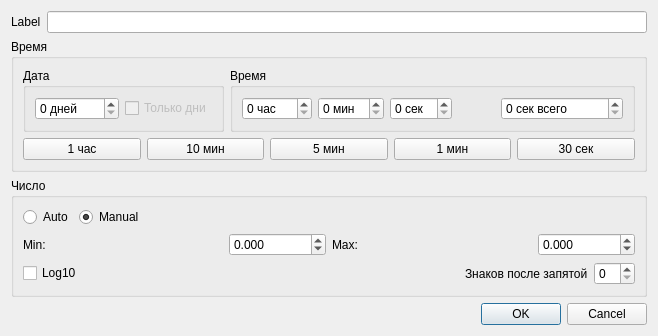
Qt form lib/kb4/ui/plots/realtime/axistimeconfig.ui (koshi8bit/lib) before a commit.
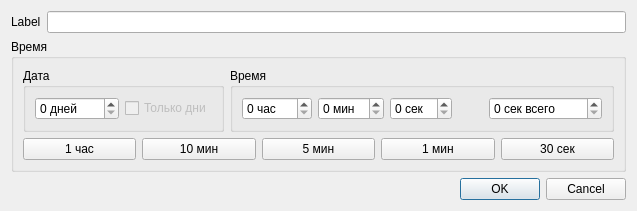
The same form after that commit. Custom widgets are drawn as their Qt base class.

Commit message: axistimeconfig time only

```diff
--- a/lib/kb4/ui/plots/realtime/axistimeconfig.ui
+++ b/lib/kb4/ui/plots/realtime/axistimeconfig.ui
@@ -6,8 +6,8 @@
    <rect>
     <x>0</x>
     <y>0</y>
-    <width>658</width>
-    <height>313</height>
+    <width>637</width>
+    <height>196</height>
    </rect>
   </property>
   <property name="sizePolicy">
@@ -206,151 +206,6 @@
        </layout>
       </widget>
      </item>
-     <item>
-      <widget class="QGroupBox" name="groupBoxNumeric">
-       <property name="title">
-        <string>Число</string>
-       </property>
-       <layout class="QVBoxLayout" name="verticalLayout_3">
-        <item>
-         <layout class="QHBoxLayout" name="horizontalLayout_2">
-          <item>
-           <widget class="QRadioButton" name="radioButtonAuto">
-            <property name="text">
-             <string>Auto</string>
-            </property>
-           </widget>
-          </item>
-          <item>
-           <widget class="QRadioButton" name="radioButtonManual">
-            <property name="text">
-             <string>Manual</string>
-            </property>
-            <property name="checked">
-             <bool>true</bool>
-            </property>
-           </widget>
-          </item>
-          <item>
-           <spacer name="horizontalSpacer_3">
-            <property name="orientation">
-             <enum>Qt::Horizontal</enum>
-            </property>
-            <property name="sizeHint" stdset="0">
-             <size>
-              <width>40</width>
-              <height>20</height>
-             </size>
-            </property>
-           </spacer>
-          </item>
-         </layout>
-        </item>
-        <item>
-         <layout class="QHBoxLayout" name="horizontalLayout_4">
-          <item>
-           <widget class="QLabel" name="labelMin">
-            <property name="text">
-             <string>Min:</string>
-            </property>
-            <property name="alignment">
-             <set>Qt::AlignLeading|Qt::AlignLeft|Qt::AlignVCenter</set>
-            </property>
-           </widget>
-          </item>
-          <item>
-           <widget class="ScientificNotationEdit" name="scientificNotationEditMin" native="true"/>
-          </item>
-          <item>
-           <widget class="QDoubleSpinBox" name="doubleSpinBoxMin">
-            <property name="minimumSize">
-             <size>
-              <width>65</width>
-              <height>0</height>
-             </size>
-            </property>
-            <property name="decimals">
-             <number>3</number>
-            </property>
-            <property name="minimum">
-             <double>-9999999999.000000000000000</double>
-            </property>
-            <property name="maximum">
-             <double>9999999999.000000000000000</double>
-            </property>
-           </widget>
-          </item>
-          <item>
-           <widget class="QLabel" name="labelMax">
-            <property name="text">
-             <string>Max:</string>
-            </property>
-            <property name="alignment">
-             <set>Qt::AlignLeading|Qt::AlignLeft|Qt::AlignVCenter</set>
-            </property>
-           </widget>
-          </item>
-          <item>
-           <widget class="ScientificNotationEdit" name="scientificNotationEditMax" native="true"/>
-          </item>
-          <item>
-           <widget class="QDoubleSpinBox" name="doubleSpinBoxMax">
-            <property name="minimumSize">
-             <size>
-              <width>65</width>
-              <height>0</height>
-             </size>
-            </property>
-            <property name="decimals">
-             <number>3</number>
-            </property>
-            <property name="minimum">
-             <double>-9999999999.000000000000000</double>
-            </property>
-            <property name="maximum">
-             <double>9999999999.000000000000000</double>
-            </property>
-           </widget>
-          </item>
-         </layout>
-        </item>
-        <item>
-         <layout class="QHBoxLayout" name="horizontalLayout_3">
-          <item>
-           <widget class="QCheckBox" name="checkBoxLog10">
-            <property name="text">
-             <string>Log10</string>
-            </property>
-           </widget>
-          </item>
-          <item>
-           <spacer name="horizontalSpacer">
-            <property name="orientation">
-             <enum>Qt::Horizontal</enum>
-            </property>
-            <property name="sizeHint" stdset="0">
-             <size>
-              <width>40</width>
-              <height>20</height>
-             </size>
-            </property>
-           </spacer>
-          </item>
-          <item>
-           <widget class="QLabel" name="labelNumberPrecision">
-            <property name="text">
-             <string>Знаков после запятой</string>
-            </property>
-           </widget>
-          </item>
-          <item>
-           <widget class="QSpinBox" name="spinBoxNumberPrecision"/>
-          </item>
-         </layout>
-        </item>
-       </layout>
-      </widget>
-     </item>
     </layout>
    </item>
    <item>
@@ -365,14 +220,6 @@
    </item>
   </layout>
  </widget>
- <customwidgets>
-  <customwidget>
-   <class>ScientificNotationEdit</class>
-   <extends>QWidget</extends>
-   <header>lib/kb4/ui/scientificnotationedit/scientificnotationedit.h</header>
-   <container>1</container>
-  </customwidget>
- </customwidgets>
  <resources/>
  <connections>
   <connection>
```
The commit also changes 3 other files.
